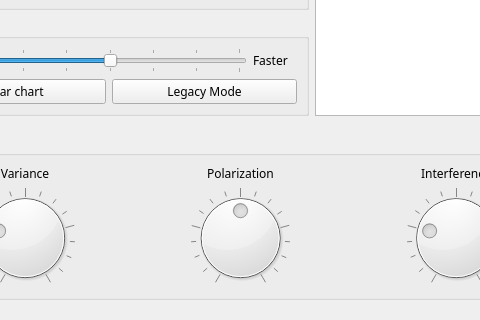
Old version of the form threepio/layouts/threepio.ui in the repository finnjames/verdant-shores; both pictures show x 110 to 590 and y 320 to 640 of the 800 by 640 pixel window.
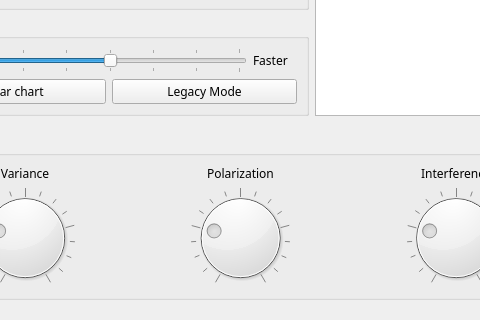
New version of the form. Custom widgets are drawn as their Qt base class.

The edit to the form file:
```diff
--- a/threepio/layouts/threepio.ui
+++ b/threepio/layouts/threepio.ui
@@ -699,7 +699,7 @@
              <number>4</number>
             </property>
             <property name="value">
-             <number>8</number>
+             <number>4</number>
             </property>
             <property name="wrapping">
              <bool>false</bool>
```
